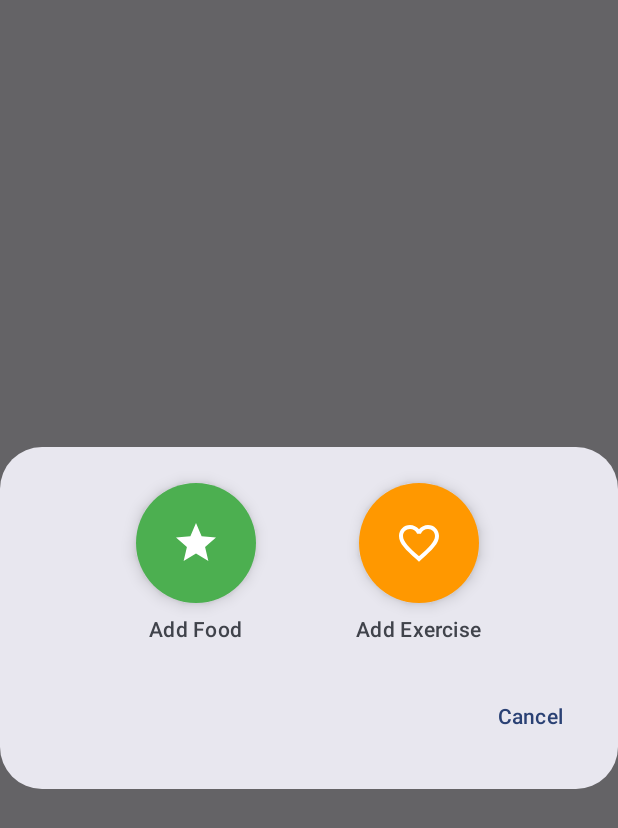
After one commit to StayHalal01/EatPal, an Android app built with Jetpack Compose: the composable AddChoiceDialog shown on its own in the app's theme, on a phone screen of 412 x 824 dp. The commit adds this screen. Shown: the top 828 px of the screen. Run offline under Robolectric (Android 15) with nearby library versions, the phone set to English and light mode, and no system bars.

Commit message:
Fix : Add button to choose exercise or food, Add : Date Selector

```diff
--- /dev/null
+++ b/app/src/main/java/com/example/eatpal/presentation/ui/dialogs/AddChoiceDialog.kt
@@ -0,0 +1,93 @@
+package com.example.eatpal.presentation.ui.dialogs
+
+import androidx.compose.foundation.layout.*
+import androidx.compose.foundation.shape.CircleShape
+import androidx.compose.material.icons.Icons
+import androidx.compose.material.icons.filled.Star
+import androidx.compose.material.icons.filled.FavoriteBorder
+import androidx.compose.material3.*
+import androidx.compose.runtime.*
+import androidx.compose.ui.Alignment
+import androidx.compose.ui.Modifier
+import androidx.compose.ui.graphics.Color
+import androidx.compose.ui.text.font.FontWeight
+import androidx.compose.ui.unit.dp
+import androidx.compose.ui.unit.sp
+
+@Composable
+fun AddChoiceDialog(
+    onDismiss: () -> Unit,
+    onAddFood: () -> Unit,
+    onAddExercise: () -> Unit
+) {
+    AlertDialog(
+        onDismissRequest = onDismiss,
+        text = {
+            Column(
+                horizontalAlignment = Alignment.CenterHorizontally,
+                modifier = Modifier.fillMaxWidth()
+            ) {
+                Row(
+                    horizontalArrangement = Arrangement.SpaceEvenly,
+                    modifier = Modifier.fillMaxWidth()
+                ) {
+                    // Add Food Button
+                    Column(
+                        horizontalAlignment = Alignment.CenterHorizontally
+                    ) {
+                        FloatingActionButton(
+                            onClick = onAddFood,
+                            containerColor = Color(0xFF4CAF50),
+                            shape = CircleShape,
+                            modifier = Modifier.size(80.dp)
+                        ) {
+                            Icon(
+                                Icons.Default.Star,
+                                contentDescription = "Add Food",
+                                tint = Color.White,
+                                modifier = Modifier.size(32.dp)
+                            )
+                        }
+                        Spacer(modifier = Modifier.height(8.dp))
+                        Text(
+                            text = "Add Food",
+                            fontSize = 14.sp,
+                            fontWeight = FontWeight.Medium
+                        )
+                    }
+
+                    // Add Exercise Button
+                    Column(
+                        horizontalAlignment = Alignment.CenterHorizontally
+                    ) {
+                        FloatingActionButton(
+                            onClick = onAddExercise,
+                            containerColor = Color(0xFFFF9800),
+                            shape = CircleShape,
+                            modifier = Modifier.size(80.dp)
+                        ) {
+                            Icon(
+                                Icons.Default.FavoriteBorder,
+                                contentDescription = "Add Exercise",
+                                tint = Color.White,
+                                modifier = Modifier.size(32.dp)
+                            )
+                        }
+                        Spacer(modifier = Modifier.height(8.dp))
+                        Text(
+                            text = "Add Exercise",
+                            fontSize = 14.sp,
+                            fontWeight = FontWeight.Medium
+                        )
+                    }
+                }
+            }
+        },
+        confirmButton = {},
+        dismissButton = {
+            TextButton(onClick = onDismiss) {
+                Text("Cancel")
+            }
+        }
+    )
+}
```
Also changed, not shown: app/src/main/java/com/example/eatpal/MainActivity.kt (+18 -2 lines), app/src/main/java/com/example/eatpal/data/repository/CaloriesRepository.kt (+39 -17 lines), app/src/main/java/com/example/eatpal/presentation/ui/components/DateSelector.kt (+22 -4 lines), app/src/main/java/com/example/eatpal/presentation/ui/dialogs/DatePickerDialog.kt (added, +54 -0 lines), app/src/main/java/com/example/eatpal/presentation/ui/screens/DiaryScreen.kt (+15 -1 lines), app/src/main/java/com/example/eatpal/presentation/viewmodel/CaloriesTrackerViewModel.kt (+26 -0 lines).
